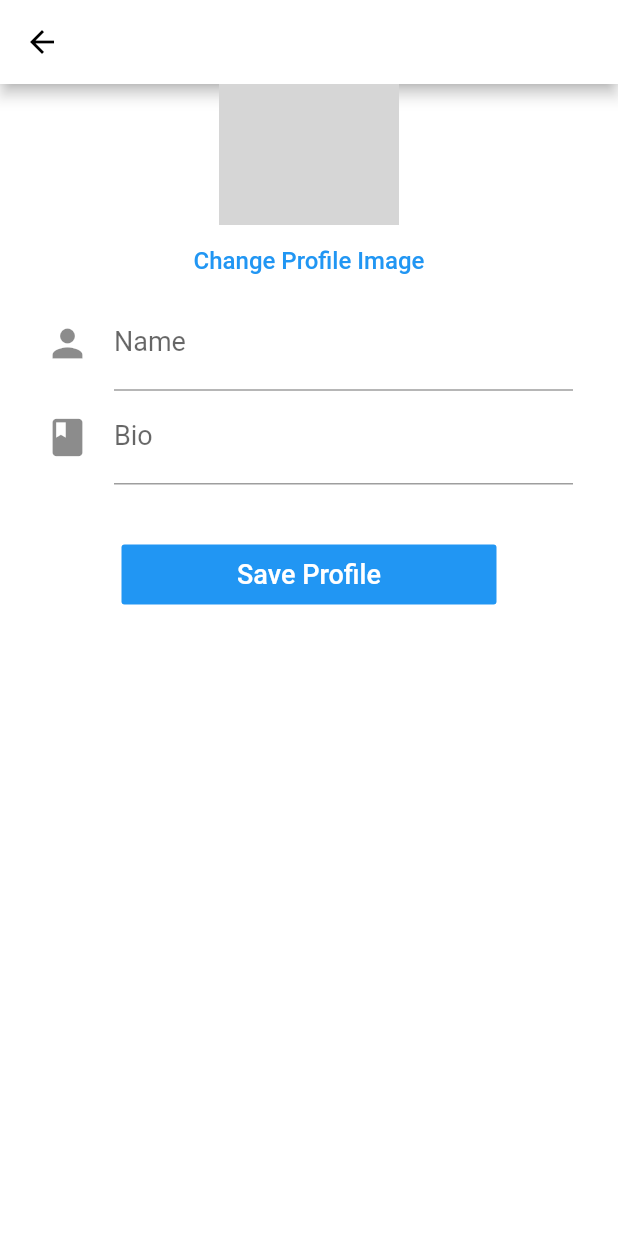
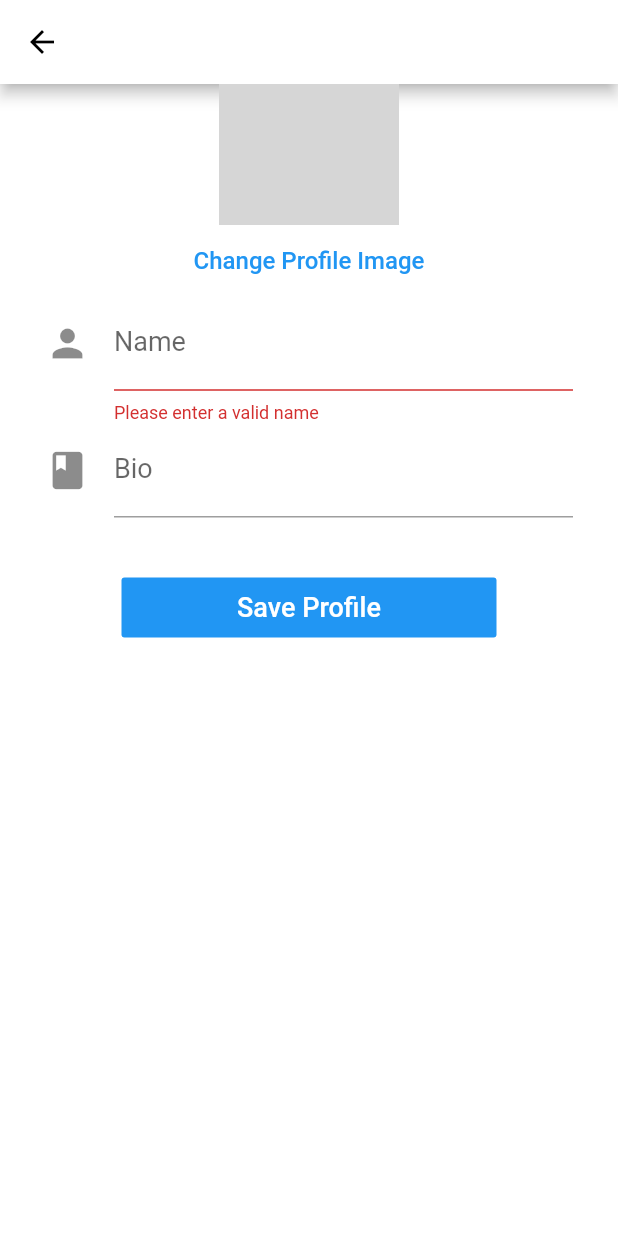
Before and after one commit to FreePhil/marcus_ng, a Flutter app: the EditProfileScreen screen opened directly, scrolled down 56 dp, after a tap on "Save Profile", on a phone screen of 412 x 824 dp. Run offline on Flutter 3.47's test engine with Material 2 defaults, Android fonts, the phone set to English and light mode, and no system bars; our stand-ins replace cloud_firestore, firebase_auth; accounts and stored records are empty; network calls fail; statements that could not run were skipped; grey boxes are pictures that could not be loaded.

Commit message:
User Profile (Part 1) | Flutter Firebase Instagram Tutorial 2019 (Ep 4) DONE

```diff
--- a/flutter_instagram_clone/lib/screens/edit_profile.dart
+++ b/flutter_instagram_clone/lib/screens/edit_profile.dart
@@ -1,5 +1,6 @@
 import 'package:flutter/material.dart';
 import 'package:flutter_instagram_clone/models/user_model.dart';
+import 'package:flutter_instagram_clone/services/database_service.dart';
 
 class EditProfileScreen extends StatefulWidget {
   final User user;
@@ -14,7 +15,29 @@ class _EditProfileScreenState extends State<EditProfileScreen> {
   String _name = '';
   String _bio = '';
 
-  _submit() {}
+  initState() {
+    super.initState();
+    _name = widget.user.name;
+    _bio = widget.user.bio;
+  }
+
+  _submit() {
+    if (_formKey.currentState.validate()) {
+      _formKey.currentState.save();
+      // Update user in database
+      String _profileImageUrl = '';
+      User user = User(
+        id: widget.user.id,
+        name: _name,
+        profileImageUrl: _profileImageUrl,
+        bio: _bio,
+      );
+      // Database update
+      DatabaseService.updateUser(user);
+
+      Navigator.pop(context);
+    }
+  }
 
   @override
   Widget build(BuildContext context) {
@@ -70,7 +93,7 @@ class _EditProfileScreenState extends State<EditProfileScreen> {
                       ),
                       labelText: 'Bio',
                     ),
-                    validator: (input) => input.trim().length < 150
+                    validator: (input) => input.trim().length > 150
                         ? 'Please enter a bio less than 150 character'
                         : null,
                     onSaved: (input) => _bio = input,
@@ -80,7 +103,7 @@ class _EditProfileScreenState extends State<EditProfileScreen> {
                     height: 40.0,
                     width: 250.0,
                     child: FlatButton(
-                      onPressed: () => _submit,
+                      onPressed: _submit,
                       color: Colors.blue,
                       textColor: Colors.white,
                       child: Text(
--- a/flutter_instagram_clone/lib/services/auth_service.dart
+++ b/flutter_instagram_clone/lib/services/auth_service.dart
@@ -20,7 +20,7 @@ class AuthService {
           'email': email,
           'profileImageUrl': '',
         });
-        // Navigator.pushReplacementNamed(context, FeedScreen.id);
+        Navigator.pop(context);
       }
     } catch (e) {
       print(e);
--- /dev/null
+++ b/flutter_instagram_clone/lib/services/database_service.dart
@@ -0,0 +1,12 @@
+import 'package:flutter_instagram_clone/models/user_model.dart';
+import 'package:flutter_instagram_clone/utilities/constants.dart';
+
+class DatabaseService {
+  static void updateUser(User user) {
+    usersRef.document(user.id).updateData({
+      'name': user.name,
+      'profileImageUrl': user.profileImageUrl,
+      'bio': user.bio,
+    });
+  }
+}
```
Also changed, not shown: flutter_instagram_clone/lib/screens/signup_screen.dart (+5 -2 lines).
